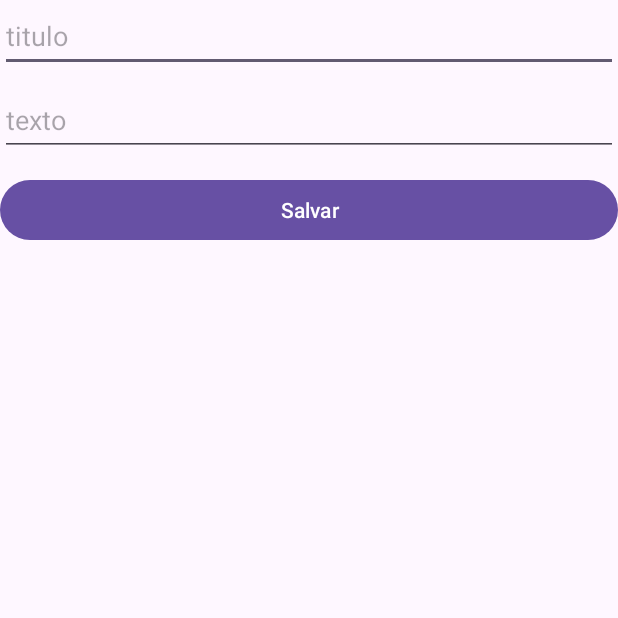
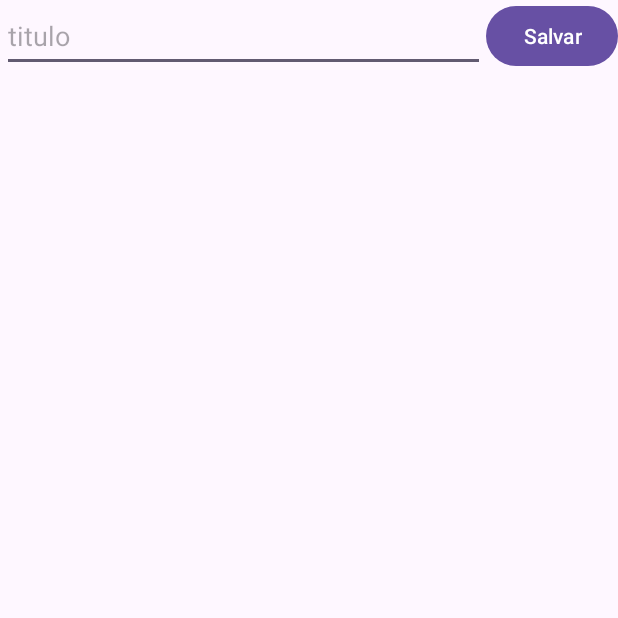
Before and after one commit to eduardotome/ppd, an Android app: the screen it shows after launch (MainActivity), after a tap on "Salvar", on a phone screen of 412 x 824 dp, the top half of it. Run offline under Robolectric (Android 15) with nearby library versions, the phone set to English and light mode, and no system bars.

Commit message:
fim aula

```diff
--- a/app/src/main/java/com/example/appdudu/BancoHelper.java
+++ /dev/null
@@ -1,58 +0,0 @@
-package com.example.appdudu;
-
-import android.content.ContentValues;
-import android.content.Context;
-import android.database.Cursor;
-import android.database.sqlite.SQLiteDatabase;
-import android.database.sqlite.SQLiteOpenHelper;
-
-import java.util.ArrayList;
-
-public class BancoHelper extends SQLiteOpenHelper {
-
-    public BancoHelper(Context context) {
-        super(context, "notas.db", null, 1);
-    }
-
-    //cria a tabela quando o banco eh criado
-    @Override
-    public void onCreate(SQLiteDatabase db) {
-        db.execSQL("CREATE TABLE notas (id INTEGER PRIMARY KEY AUTOINCREMENT, titulo TEXT, texto TEXT)");
-    }
-
-    @Override
-    public void onUpgrade(SQLiteDatabase db, int oldVersion, int newVersion) {
-        db.execSQL("DROP TABLE IF EXISTS notas");
-        onCreate(db);
-    }
-
-    //salvar uma nota no banco
-    public long inserir(Nota nota) {
-        SQLiteDatabase db = getWritableDatabase();
-        ContentValues valores = new ContentValues();
-        valores.put("titulo", nota.getTitulo());
-        valores.put("texto", nota.getTexto());
-        long id = db.insert("notas", null, valores);
-        db.close();
-        return id;
-    }
-
-    //pegar todas as notas do banco
-    public ArrayList<Nota> listar() {
-        ArrayList<Nota> lista = new ArrayList<>();
-        SQLiteDatabase db = getReadableDatabase();
-        Cursor c = db.rawQuery("SELECT * FROM notas", null);
-
-        if (c.moveToFirst()) {
-            do {
-                int id = c.getInt(0);
-                String titulo = c.getString(1);
-                String texto = c.getString(2);
-                lista.add(new Nota(id, titulo, texto));
-            } while (c.moveToNext());
-        }
-        c.close();
-        db.close();
-        return lista;
-    }
-}
--- a/app/src/main/java/com/example/appdudu/MainActivity.java
+++ b/app/src/main/java/com/example/appdudu/MainActivity.java
@@ -1,89 +1,50 @@
 package com.example.appdudu;
 
+import android.content.ContentValues;
+import android.database.sqlite.SQLiteDatabase;
 import android.os.Bundle;
 import android.widget.Button;
 import android.widget.EditText;
 import android.widget.ListView;
 import android.widget.Toast;
 
-import androidx.activity.EdgeToEdge;
 import androidx.appcompat.app.AppCompatActivity;
-import androidx.core.graphics.Insets;
-import androidx.core.view.ViewCompat;
-import androidx.core.view.WindowInsetsCompat;
-
-import java.util.ArrayList;
 
 public class MainActivity extends AppCompatActivity {
+    SQLiteDatabase banco;
 
-    EditText edTitulo, edTexto;
+    EditText edTitulo;
     Button btnSalvar;
     ListView lista;
-
-    BancoHelper banco;
-    NotaAdapter adapter;
-    ArrayList<Nota> notas = new ArrayList<>();
-
     @Override
     protected void onCreate(Bundle savedInstanceState) {
         super.onCreate(savedInstanceState);
-        EdgeToEdge.enable(this);
         setContentView(R.layout.activity_main);
 
-        ViewCompat.setOnApplyWindowInsetsListener(findViewById(R.id.main), (v, insets) -> {
-            Insets systemBars = insets.getInsets(WindowInsetsCompat.Type.systemBars());
-            v.setPadding(systemBars.left, systemBars.top, systemBars.right, systemBars.bottom);
-            return insets;
-        });
+        //abre o banco ou cria se nao existir
+        banco = openOrCreateDatabase("notinhas", MODE_PRIVATE, null);
+        banco.execSQL("CREATE TABLE IF NOT EXISTS notas(id INTEGER PRIMARY KEY AUTOINCREMENT, titulo VARCHAR, conteudo VARCHAR)");
 
         edTitulo = findViewById(R.id.edTitulo);
-        edTexto = findViewById(R.id.edTexto);
         btnSalvar = findViewById(R.id.btnSalvar);
-        lista = findViewById(R.id.listView);
+        lista = findViewById(R.id.lista);
 
-        banco = new BancoHelper(this);
-
-        adapter = new NotaAdapter(this, notas);
-        lista.setAdapter(adapter);
-
-        carregar();
-
-        btnSalvar.setOnClickListener(v -> {
+        btnSalvar.setOnClickListener(view -> {
             String titulo = edTitulo.getText().toString();
-            String texto = edTexto.getText().toString();
-
-            if (titulo.equals("") && texto.equals("")) {
-                Toast.makeText(MainActivity.this, "Preencha os campos", Toast.LENGTH_SHORT).show();
-                return;
+            ContentValues valores = new ContentValues();
+            valores.put("titulo", titulo);
+            int id = (int) banco.insert("notas", null, valores);
+            if(id > 0){
+                Toast.makeText(getApplicationContext(),
+                        "Nota salva",
+                        Toast.LENGTH_SHORT).show();
             }
-
-            if (titulo.equals("")) {
-                titulo = "Sem titulo";
-            }
-
-            long id = banco.inserir(new Nota(titulo, texto));
-
-            if (id != -1) {
-                Toast.makeText(MainActivity.this, "Nota salva!", Toast.LENGTH_SHORT).show();
-                edTitulo.setText("");
-                edTexto.setText("");
-                carregar();
-            } else {
-                Toast.makeText(MainActivity.this, "Erro ao salvar", Toast.LENGTH_SHORT).show();
+            else{
+                Toast.makeText(getApplicationContext(),
+                        "Erro ao salvar",
+                        Toast.LENGTH_SHORT).show();
             }
         });
 
-        //quando clicar na nota mostra ela
-        lista.setOnItemClickListener((parent, view, position, id) -> {
-            Nota n = notas.get(position);
-            Toast.makeText(getApplicationContext(), n.getTitulo() + "\n" + n.getTexto(), Toast.LENGTH_LONG).show();
-        });
-    }
-
-    //busca as notas no banco e atualiza a lista
-    void carregar() {
-        notas.clear();
-        notas.addAll(banco.listar());
-        adapter.notifyDataSetChanged();
     }
 }
--- a/app/src/main/java/com/example/appdudu/NotaAdapter.java
+++ /dev/null
@@ -1,35 +0,0 @@
-package com.example.appdudu;
-
-import android.content.Context;
-import android.view.LayoutInflater;
-import android.view.View;
-import android.view.ViewGroup;
-import android.widget.ArrayAdapter;
-import android.widget.TextView;
-
-import java.util.ArrayList;
-
-public class NotaAdapter extends ArrayAdapter<Nota> {
-
-    public NotaAdapter(Context context, ArrayList<Nota> notas) {
-        super(context, 0, notas);
-    }
-
-    //monta cada linha da lista
-    @Override
-    public View getView(int position, View convertView, ViewGroup parent) {
-        if (convertView == null) {
-            convertView = LayoutInflater.from(getContext()).inflate(R.layout.item_lista, parent, false);
-        }
-
-        Nota nota = getItem(position);
-
-        TextView txTitulo = convertView.findViewById(R.id.txTitulo);
-        TextView txTexto = convertView.findViewById(R.id.txTexto);
-
-        txTitulo.setText(nota.getId() + " - " + nota.getTitulo());
-        txTexto.setText(nota.getTexto());
-
-        return convertView;
-    }
-}
--- a/app/src/main/res/layout/activity_main.xml
+++ b/app/src/main/res/layout/activity_main.xml
@@ -1,42 +1,42 @@
 <?xml version="1.0" encoding="utf-8"?>
-<LinearLayout xmlns:android="http://schemas.android.com/apk/res/android"
+<androidx.constraintlayout.widget.ConstraintLayout xmlns:android="http://schemas.android.com/apk/res/android"
+    xmlns:app="http://schemas.android.com/apk/res-auto"
     xmlns:tools="http://schemas.android.com/tools"
     android:id="@+id/main"
     android:layout_width="match_parent"
     android:layout_height="match_parent"
-    android:orientation="vertical"
-    android:padding="16dp"
     tools:context=".MainActivity">
 
     <EditText
         android:id="@+id/edTitulo"
-        android:layout_width="match_parent"
-        android:layout_height="wrap_content"
+        android:layout_width="322dp"
+        android:layout_height="47dp"
         android:hint="titulo"
-        android:inputType="text"
-        android:minHeight="48dp" />
-
-    <EditText
-        android:id="@+id/edTexto"
-        android:layout_width="match_parent"
-        android:layout_height="wrap_content"
-        android:layout_marginTop="8dp"
-        android:hint="texto"
-        android:inputType="textMultiLine"
-        android:minHeight="48dp" />
+        app:layout_constraintBottom_toBottomOf="@+id/btnSalvar"
+        app:layout_constraintEnd_toStartOf="@+id/btnSalvar"
+        app:layout_constraintStart_toStartOf="parent"
+        app:layout_constraintTop_toTopOf="parent" />
 
     <Button
         android:id="@+id/btnSalvar"
-        android:layout_width="match_parent"
+        android:layout_width="wrap_content"
         android:layout_height="wrap_content"
-        android:layout_marginTop="12dp"
-        android:text="Salvar" />
+        android:layout_marginBottom="1dp"
+        android:text="Salvar"
+        app:layout_constraintBottom_toTopOf="@+id/lista"
+        app:layout_constraintEnd_toEndOf="parent"
+        app:layout_constraintTop_toTopOf="parent" />
 
     <ListView
-        android:id="@+id/listView"
-        android:layout_width="match_parent"
+        android:id="@+id/lista"
+        android:layout_width="0dp"
         android:layout_height="0dp"
-        android:layout_weight="1"
-        android:layout_marginTop="16dp" />
+        android:layout_marginStart="1dp"
+        android:layout_marginEnd="1dp"
+        android:layout_marginBottom="1dp"
+        app:layout_constraintBottom_toBottomOf="parent"
+        app:layout_constraintEnd_toEndOf="parent"
+        app:layout_constraintStart_toStartOf="parent"
+        app:layout_constraintTop_toBottomOf="@+id/btnSalvar" />
 
-</LinearLayout>
+</androidx.constraintlayout.widget.ConstraintLayout>
```
Also changed, not shown: app/src/main/java/com/example/appdudu/Nota.java (deleted, +0 -30 lines), app/src/main/res/layout/item_lista.xml (deleted, +0 -22 lines).
